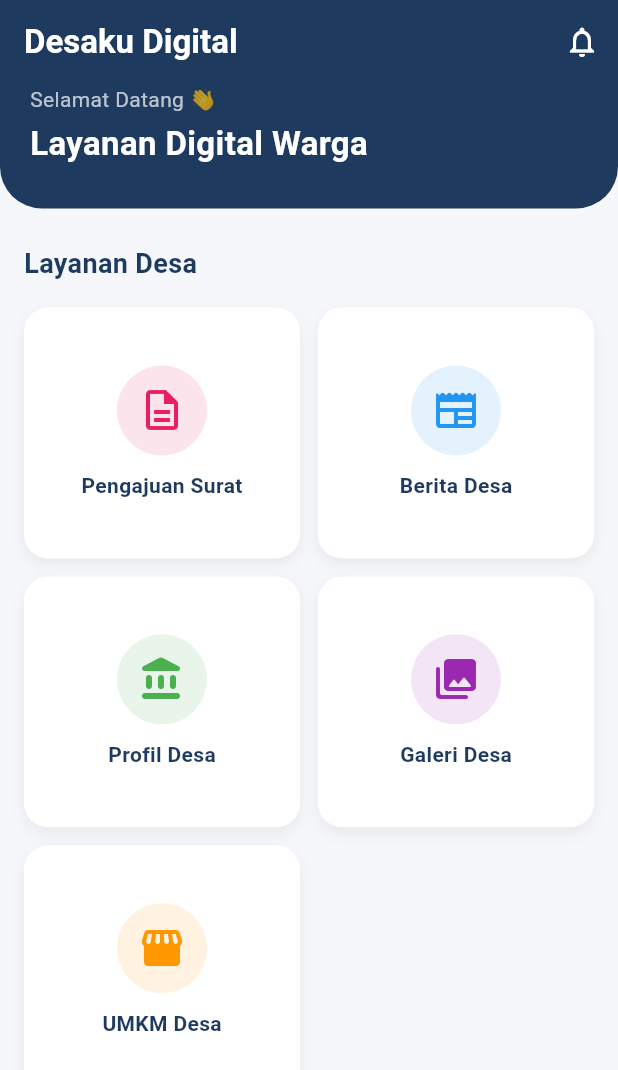
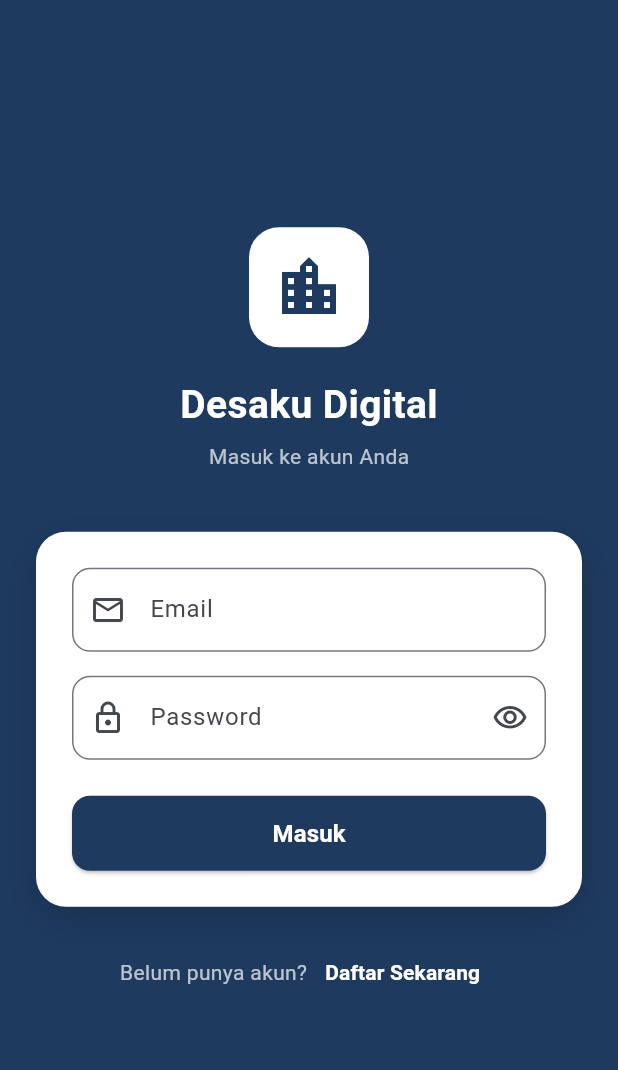
Before and after one commit to dapaaa11/Desaku-Digital, a Flutter app: the screen it shows after launch, on a phone screen of 412 x 824 dp. Shown: the top 1070 px of the screen. Run offline on Flutter 3.47's test engine with Material 3 defaults, Android fonts, the phone set to English and light mode, and no system bars; our stand-ins replace dio, shared_preferences; accounts and stored records are empty.

Commit message:
feat(mobile): implementasi autentikasi warga (login, register, auto-login jwt)

```diff
--- a/mobile/lib/main.dart
+++ b/mobile/lib/main.dart
@@ -6,11 +6,13 @@ import 'services/village_profile_service.dart';
 import 'services/gallery_service.dart';
 import 'services/umkm_service.dart';
 import 'services/surat_service.dart';
+import 'services/auth_service.dart';
 
 void main() {
   runApp(
     MultiProvider(
       providers: [
+        ChangeNotifierProvider(create: (_) => AuthService()),
         ChangeNotifierProvider(create: (_) => NewsService()),
         ChangeNotifierProvider(create: (_) => VillageProfileService()),
         ChangeNotifierProvider(create: (_) => GalleryService()),
--- /dev/null
+++ b/mobile/lib/screens/login_screen.dart
@@ -0,0 +1,183 @@
+import 'package:flutter/material.dart';
+import 'package:provider/provider.dart';
+import '../services/auth_service.dart';
+import 'register_screen.dart';
+
+class LoginScreen extends StatefulWidget {
+  const LoginScreen({super.key});
+
+  @override
+  State<LoginScreen> createState() => _LoginScreenState();
+}
+
+class _LoginScreenState extends State<LoginScreen> {
+  final _formKey = GlobalKey<FormState>();
+  final _emailController = TextEditingController();
+  final _passwordController = TextEditingController();
+  bool _obscurePassword = true;
+
+  @override
+  void dispose() {
+    _emailController.dispose();
+    _passwordController.dispose();
+    super.dispose();
+  }
+
+  void _login() async {
+    if (_formKey.currentState!.validate()) {
+      final service = context.read<AuthService>();
+      final success = await service.login(
+        _emailController.text,
+        _passwordController.text,
+      );
+
+      if (mounted) {
+        if (success) {
+          Navigator.of(context).pushReplacementNamed('/home');
+        } else {
+          ScaffoldMessenger.of(context).showSnackBar(
+            SnackBar(
+              content: Text(service.error ?? 'Gagal masuk. Coba lagi.'),
+              backgroundColor: Colors.red.shade700,
+            ),
+          );
+        }
+      }
+    }
+  }
+
+  @override
+  Widget build(BuildContext context) {
+    return Scaffold(
+      backgroundColor: const Color(0xFF1E3A5F),
+      body: SafeArea(
+        child: Center(
+          child: SingleChildScrollView(
+            padding: const EdgeInsets.all(24),
+            child: Column(
+              mainAxisAlignment: MainAxisAlignment.center,
+              children: [
+                // Logo & Judul
+                Container(
+                  width: 80,
+                  height: 80,
+                  decoration: BoxDecoration(
+                    color: Colors.white,
+                    borderRadius: BorderRadius.circular(20),
+                  ),
+                  child: const Icon(Icons.location_city, size: 48, color: Color(0xFF1E3A5F)),
+                ),
+                const SizedBox(height: 20),
+                const Text(
+                  'Desaku Digital',
+                  style: TextStyle(
+                    fontSize: 26,
+                    fontWeight: FontWeight.bold,
+                    color: Colors.white,
+                  ),
+                ),
+                const SizedBox(height: 6),
+                const Text(
+                  'Masuk ke akun Anda',
+                  style: TextStyle(fontSize: 14, color: Colors.white70),
+                ),
+                const SizedBox(height: 40),
+
+                // Form Card
+                Container(
+                  padding: const EdgeInsets.all(24),
+                  decoration: BoxDecoration(
+                    color: Colors.white,
+                    borderRadius: BorderRadius.circular(20),
+                    boxShadow: [
+                      BoxShadow(
+                        color: Colors.black.withOpacity(0.15),
+                        blurRadius: 20,
+                        offset: const Offset(0, 8),
+                      ),
+                    ],
+                  ),
+                  child: Form(
+                    key: _formKey,
+                    child: Column(
+                      crossAxisAlignment: CrossAxisAlignment.stretch,
+                      children: [
+                        TextFormField(
+                          controller: _emailController,
+                          keyboardType: TextInputType.emailAddress,
+                          decoration: InputDecoration(
+                            labelText: 'Email',
+                            prefixIcon: const Icon(Icons.email_outlined),
+                            border: OutlineInputBorder(borderRadius: BorderRadius.circular(12)),
+                          ),
+                          validator: (v) {
+                            if (v == null || v.isEmpty) return 'Email wajib diisi';
+                            if (!v.contains('@')) return 'Format email tidak valid';
+                            return null;
+                          },
+                        ),
+                        const SizedBox(height: 16),
+                        TextFormField(
+                          controller: _passwordController,
+                          obscureText: _obscurePassword,
+                          decoration: InputDecoration(
+                            labelText: 'Password',
+                            prefixIcon: const Icon(Icons.lock_outlined),
+                            suffixIcon: IconButton(
+                              icon: Icon(_obscurePassword ? Icons.visibility_outlined : Icons.visibility_off_outlined),
+                              onPressed: () => setState(() => _obscurePassword = !_obscurePassword),
+                            ),
+                            border: OutlineInputBorder(borderRadius: BorderRadius.circular(12)),
+                          ),
+                          validator: (v) {
+                            if (v == null || v.isEmpty) return 'Password wajib diisi';
+                            if (v.length < 6) return 'Password minimal 6 karakter';
+                            return null;
+                          },
+                        ),
+                        const SizedBox(height: 24),
+                        Consumer<AuthService>(
+                          builder: (context, auth, _) {
+                            return SizedBox(
+                              height: 50,
+                              child: ElevatedButton(
+                                onPressed: auth.isLoading ? null : _login,
+                                style: ElevatedButton.styleFrom(
+                                  backgroundColor: const Color(0xFF1E3A5F),
+                                  foregroundColor: Colors.white,
+                                  shape: RoundedRectangleBorder(borderRadius: BorderRadius.circular(12)),
+                                ),
+                                child: auth.isLoading
+                                    ? const SizedBox(
+                                        height: 22,
+                                        width: 22,
+                                        child: CircularProgressIndicator(color: Colors.white, strokeWidth: 2),
+                                      )
+                                    : const Text('Masuk', style: TextStyle(fontSize: 16, fontWeight: FontWeight.bold)),
+                              ),
+                            );
+                          },
+                        ),
+                      ],
+                    ),
+                  ),
+                ),
+                const SizedBox(height: 20),
+                Row(
+                  mainAxisAlignment: MainAxisAlignment.center,
+                  children: [
+                    const Text('Belum punya akun?', style: TextStyle(color: Colors.white70)),
+                    TextButton(
+                      onPressed: () => Navigator.push(context, MaterialPageRoute(builder: (_) => const RegisterScreen())),
+                      child: const Text('Daftar Sekarang', style: TextStyle(color: Colors.white, fontWeight: FontWeight.bold)),
+                    ),
+                  ],
+                ),
+              ],
+            ),
+          ),
+        ),
+      ),
+    );
+  }
+}
--- /dev/null
+++ b/mobile/lib/services/auth_service.dart
@@ -0,0 +1,105 @@
+import 'package:flutter/foundation.dart';
+import 'package:shared_preferences/shared_preferences.dart';
+import 'package:dio/dio.dart';
+import '../core/api_client.dart';
+
+class AuthService extends ChangeNotifier {
+  String? _token;
+  String? _name;
+  String? _role;
+  bool _isLoading = false;
+  String? _error;
+
+  String? get token => _token;
+  String? get name => _name;
+  String? get role => _role;
+  bool get isLoading => _isLoading;
+  String? get error => _error;
+  bool get isLoggedIn => _token != null;
+
+  /// Membaca token yang tersimpan di SharedPreferences saat aplikasi dibuka
+  Future<void> checkAuth() async {
+    final prefs = await SharedPreferences.getInstance();
+    _token = prefs.getString('token');
+    _name = prefs.getString('name');
+    _role = prefs.getString('role');
+    notifyListeners();
+  }
+
+  Future<bool> login(String email, String password) async {
+    _isLoading = true;
+    _error = null;
+    notifyListeners();
+
+    try {
+      final response = await ApiClient.dio.post('/auth/login', data: {
+        'email': email.trim(),
+        'password': password,
+      });
+
+      final data = response.data;
+      _token = data['access_token'];
+      _name = data['name'];
+      _role = data['role'];
+
+      final prefs = await SharedPreferences.getInstance();
+      await prefs.setString('token', _token!);
+      if (_name != null) await prefs.setString('name', _name!);
+      if (_role != null) await prefs.setString('role', _role!);
+
+      // Update ApiClient interceptor dengan token baru
+      ApiClient.setToken(_token!);
+
+      notifyListeners();
+      return true;
+    } on DioException catch (e) {
+      final statusCode = e.response?.statusCode;
+      if (statusCode == 401) {
+        _error = 'Email atau password salah';
+      } else {
+        _error = 'Gagal login. Periksa koneksi Anda.';
+      }
+      notifyListeners();
+      return false;
+    } finally {
+      _isLoading = false;
+      notifyListeners();
+    }
+  }
+
+  Future<bool> register(String name, String email, String password) async {
+    _isLoading = true;
+    _error = null;
+    notifyListeners();
+
+    try {
+      await ApiClient.dio.post('/auth/register', data: {
+        'name': name.trim(),
+        'email': email.trim(),
+        'password': password,
+      });
+      notifyListeners();
+      return true;
+    } on DioException catch (e) {
+      final msg = e.response?.data?['message'];
+      _error = msg is String ? msg : 'Email sudah digunakan atau terjadi kesalahan.';
+      notifyListeners();
+      return false;
+    } finally {
+      _isLoading = false;
+      notifyListeners();
+    }
+  }
+
+  Future<void> logout() async {
+    _token = null;
+    _name = null;
+    _role = null;
+    ApiClient.clearToken();
+    final prefs = await SharedPreferences.getInstance();
+    await prefs.remove('token');
+    await prefs.remove('name');
+    await prefs.remove('role');
+    notifyListeners();
+  }
+}
```
Also changed, not shown: mobile/lib/core/api_client.dart (+20 -18 lines), mobile/lib/screens/home_screen.dart (+19 -3 lines), mobile/lib/screens/profile_screen.dart (+6 -2 lines), mobile/lib/screens/register_screen.dart (added, +200 -0 lines), mobile/lib/screens/splash_screen.dart (+29 -16 lines), 3 other files.
